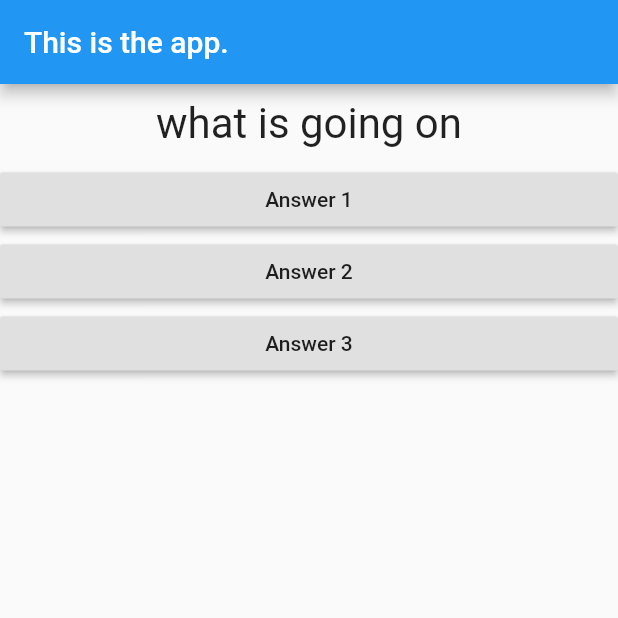
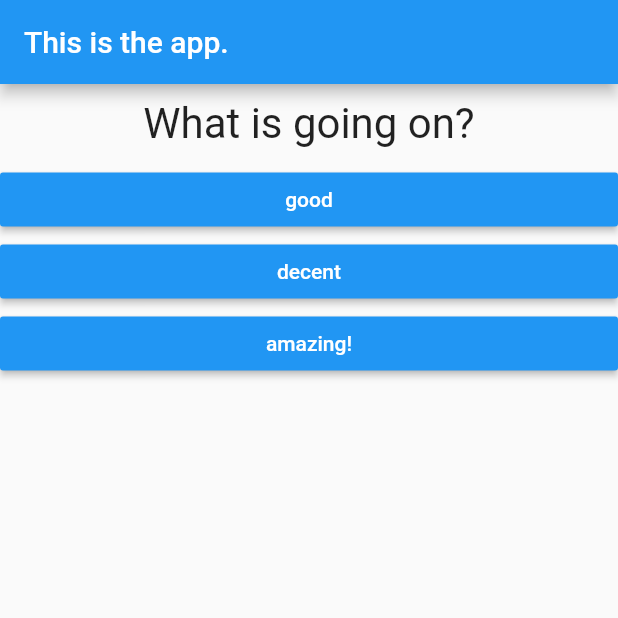
Before and after one commit to leoromanovsky/learn_flutter, a Flutter app: the screen it shows after launch, on a phone screen of 412 x 824 dp, the top half of it. Run offline on Flutter 3.47's test engine with Material 2 defaults, Android fonts, the phone set to English and light mode, and no system bars; missing offline and left inert: dart:ffi.

Commit message:
reset quiz

```diff
--- a/lib/answer.dart
+++ b/lib/answer.dart
@@ -2,15 +2,19 @@ import 'package:flutter/material.dart';
 
 class Answer extends StatelessWidget {
   final Function selectHandler;
-  final String questionText;
+  final String answerText;
 
-  Answer(this.selectHandler, this.questionText);
+  Answer(this.selectHandler, this.answerText);
 
   @override
   Widget build(BuildContext context) {
     return Container(
       width: double.infinity,
-      child: RaisedButton(child: Text(questionText), onPressed: selectHandler),
+      child: RaisedButton(
+          textColor: Colors.white,
+          color: Colors.blue,
+          child: Text(answerText),
+          onPressed: selectHandler),
     );
   }
 }
--- a/lib/main.dart
+++ b/lib/main.dart
@@ -1,7 +1,8 @@
+import 'dart:ffi';
+
 import 'package:flutter/material.dart';
-
-import 'answer.dart';
-import 'question.dart';
+import 'package:learn_flutter/quiz.dart';
+import 'package:learn_flutter/result.dart';
 
 void main() {
   runApp(MyApp());
@@ -15,136 +16,57 @@ class MyApp extends StatefulWidget {
 }
 
 class _MyAppState extends State<MyApp> {
+  var _totalScore = 0;
   var _questionIndex = 0;
+  final _questions = [
+    {
+      'questionText': "What is going on?",
+      'answers': [
+        {'text': 'good', 'score': 1},
+        {'text': 'decent', 'score': 3},
+        {'text': 'amazing!', 'score': 2}
+      ]
+    },
+    {
+      'questionText': "What is your favorite color?",
+      'answers': [
+        {'text': 'red', 'score': 1},
+        {'text': 'green', 'score': 3},
+        {'text': 'white!', 'score': 2},
+        {'text': 'blue!', 'score': 2},
+      ]
+    }
+  ];
 
-  void _answerQuestion() {
+  void _resetQuiz() {
+    setState(() {
+      _totalScore = 0;
+      _questionIndex = 0;
+    });
+  }
+
+  void _answerQuestion(int score) {
+    _totalScore += score;
+
     setState(() {
       _questionIndex = _questionIndex + 1;
-      if (_questionIndex >= 2) {
-        _questionIndex = 0;
-      }
-    });
-
-    print(_questionIndex);
-  }
-
-  @override
-  Widget build(BuildContext context) {
-    var questions = ['what is going on', 'the color is blue'];
-    return MaterialApp(
-      title: 'Hello world!',
-      home: Scaffold(
-          appBar: AppBar(
-            title: Text("This is the app."),
-          ),
-          body: Column(children: <Widget>[
-            Question(questions[_questionIndex]),
-            Answer(_answerQuestion, 'Answer 1'),
-            Answer(_answerQuestion, 'Answer 2'),
-            Answer(_answerQuestion, 'Answer 3'),
-          ])),
-    );
-  }
-}
-
-/*
-class MyApp extends StatelessWidget {
-  // This widget is the root of your application.
-  @override
-  Widget build(BuildContext context) {
-    return MaterialApp(
-      title: 'Flutter Demo',
-      theme: ThemeData(
-        primarySwatch: Colors.blue,
-        visualDensity: VisualDensity.adaptivePlatformDensity,
-      ),
-      home: MyHomePage(title: 'Flutter Demo Home Page'),
-    );
-  }
-}
-
-class MyHomePage extends StatefulWidget {
-  MyHomePage({Key key, this.title}) : super(key: key);
-
-  // This widget is the home page of your application. It is stateful, meaning
-  // that it has a State object (defined below) that contains fields that affect
-  // how it looks.
-
-  // This class is the configuration for the state. It holds the values (in this
-  // case the title) provided by the parent (in this case the App widget) and
-  // used by the build method of the State. Fields in a Widget subclass are
-  // always marked "final".
-
-  final String title;
-
-  @override
-  _MyHomePageState createState() => _MyHomePageState();
-}
-
-class _MyHomePageState extends State<MyHomePage> {
-  int _counter = 0;
-
-  void _incrementCounter() {
-    setState(() {
-      // This call to setState tells the Flutter framework that something has
-      // changed in this State, which causes it to rerun the build method below
-      // so that the display can reflect the updated values. If we changed
-      // _counter without calling setState(), then the build method would not be
-      // called again, and so nothing would appear to happen.
-      _counter++;
     });
   }
 
   @override
   Widget build(BuildContext context) {
-    // This method is rerun every time setState is called, for instance as done
-    // by the _incrementCounter method above.
-    //
-    // The Flutter framework has been optimized to make rerunning build methods
-    // fast, so that you can just rebuild anything that needs updating rather
-    // than having to individually change instances of widgets.
-    return Scaffold(
-      appBar: AppBar(
-        // Here we take the value from the MyHomePage object that was created by
-        // the App.build method, and use it to set our appbar title.
-        title: Text(widget.title),
-      ),
-      body: Center(
-        // Center is a layout widget. It takes a single child and positions it
-        // in the middle of the parent.
-        child: Column(
-          // Column is also a layout widget. It takes a list of children and
-          // arranges them vertically. By default, it sizes itself to fit its
-          // children horizontally, and tries to be as tall as its parent.
-          //
-          // Invoke "debug painting" (press "p" in the console, choose the
-          // "Toggle Debug Paint" action from the Flutter Inspector in Android
-          // Studio, or the "Toggle Debug Paint" command in Visual Studio Code)
-          // to see the wireframe for each widget.
-          //
-          // Column has various properties to control how it sizes itself and
-          // how it positions its children. Here we use mainAxisAlignment to
-          // center the children vertically; the main axis here is the vertical
-          // axis because Columns are vertical (the cross axis would be
-          // horizontal).
-          mainAxisAlignment: MainAxisAlignment.center,
-          children: <Widget>[
-            Text(
-              'You have pushed the button this many times:',
+    return MaterialApp(
+        title: 'Hello world!',
+        home: Scaffold(
+            appBar: AppBar(
+              title: Text("This is the app."),
             ),
-            Text(
-              '$_counter',
-              style: Theme.of(context).textTheme.headline4,
-            ),
-          ],
-        ),
-      ),
-      floatingActionButton: FloatingActionButton(
-        onPressed: _incrementCounter,
-        tooltip: 'Increment',
-        child: Icon(Icons.add),
-      ), // This trailing comma makes auto-formatting nicer for build methods.
-    );
+            body: _questionIndex < _questions.length
+                ? Quiz(
+                    questions: _questions,
+                    answerQuestion: _answerQuestion,
+                    questionIndex: _questionIndex,
+                  )
+                : Result(_totalScore, _resetQuiz)));
   }
 }
-*/
--- /dev/null
+++ b/lib/quiz.dart
@@ -0,0 +1,25 @@
+import 'package:flutter/material.dart';
+import 'answer.dart';
+import 'question.dart';
+
+class Quiz extends StatelessWidget {
+  final List<Map<String, Object>> questions;
+  final Function answerQuestion;
+  final int questionIndex;
+
+  Quiz(
+      {@required this.questions,
+      @required this.answerQuestion,
+      @required this.questionIndex});
+
+  @override
+  Widget build(BuildContext context) {
+    return Column(children: <Widget>[
+      Question(questions[questionIndex]['questionText']),
+      ...(questions[questionIndex]['answers'] as List<Map<String, Object>>)
+          .map((answer) {
+        return Answer(() => answerQuestion(answer['score']), answer['text']);
+      }).toList()
+    ]);
+  }
+}
```
Also changed, not shown: lib/result.dart (added, +32 -0 lines).
